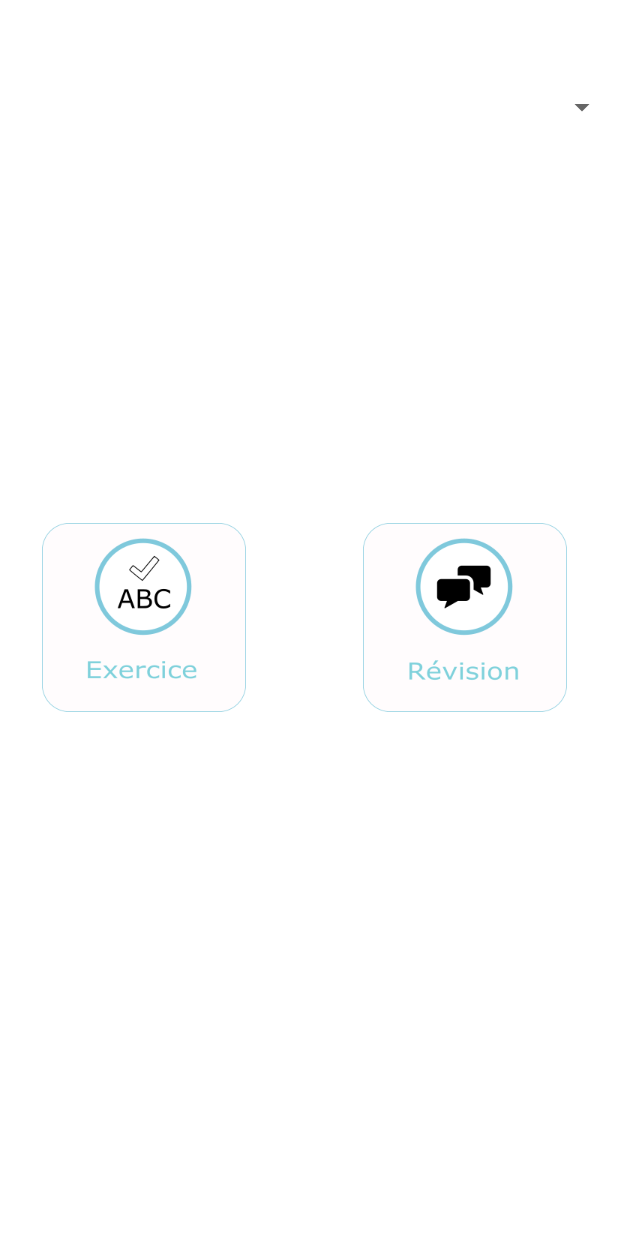
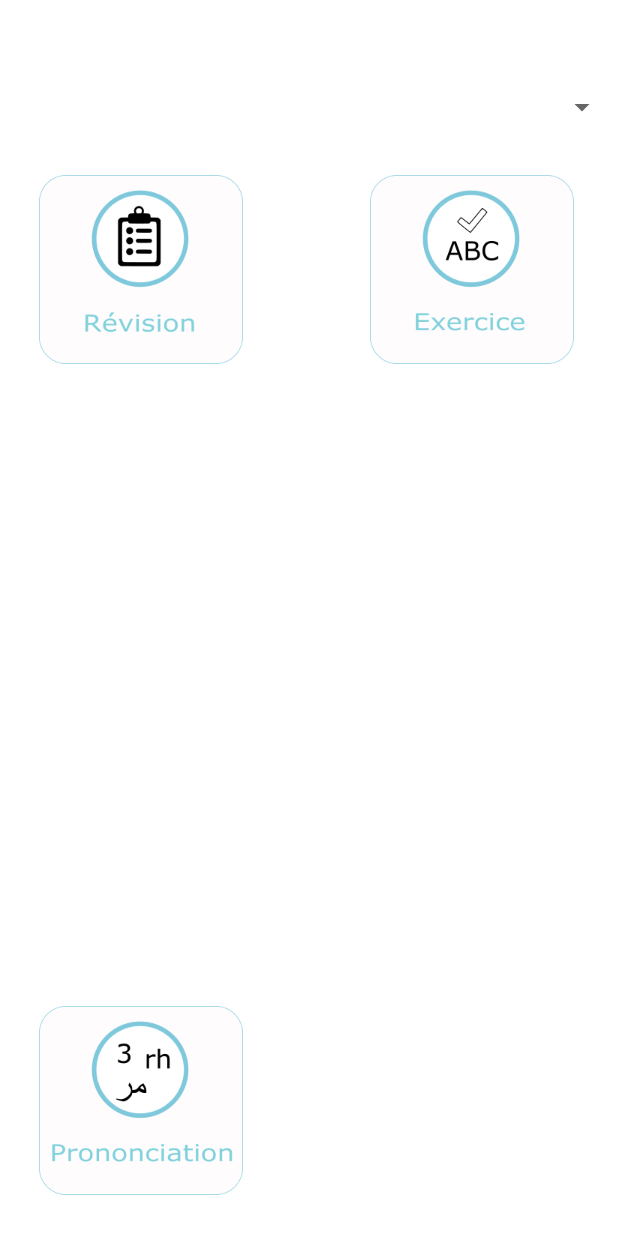
Before and after one commit to MalikPoutchinskaya/arabe_courant, an Android app: the layout fragment_choix_option_vocabulaire.xml on its own in the app's theme, with its tools: preview values and no code run, on a phone screen of 412 x 824 dp. Run offline under Robolectric (Android 15) with nearby library versions, the phone set to English and light mode, and no system bars.

Commit message:
GENERAL : V0.2 --> Toute option sur une page
User Story : Reviser via une liste
Tâches : Créer liste layout
Etat : 100%

Tâches : Alimenter liste
Etat : 100%

             ----

User Story :  Mutli option Vocabulaire
Tâches : Design des options Vocab
Etat : 100%

```diff
--- a/app/src/main/AndroidManifest.xml
+++ b/app/src/main/AndroidManifest.xml
@@ -29,6 +29,10 @@
             android:name=".Presentation.Prononciation.Prononciation_activiy">
         </activity>
 
+        <activity
+            android:name=".Presentation.Vocabulaire.ListeVocabulaire_Activity">
+        </activity>
+
 
     </application>
 
--- a/app/src/main/java/com/poutchinskaya/malik/sotunisia/Metier/GestionMot.java
+++ b/app/src/main/java/com/poutchinskaya/malik/sotunisia/Metier/GestionMot.java
@@ -255,7 +255,7 @@ public class GestionMot {
     }
 
     //Retourne la liste des mots du domaine choisie
-    private ArrayList<Mot> gettAllMotFilterByDomaine() {
+    public ArrayList<Mot> gettAllMotFilterByDomaine() {
         ArrayList<Mot> listAllMotByDomaine = new ArrayList<>();
         ArrayList<Mot> listMots = getAllMots();
 
--- a/app/src/main/res/layout/fragment_choix_option_vocabulaire.xml
+++ b/app/src/main/res/layout/fragment_choix_option_vocabulaire.xml
@@ -16,11 +16,11 @@
             android:id="@+id/imageButtonTEST_VOCAB"
             android:src="@drawable/exercice_button"
             android:background="@drawable/button_shape"
-            android:layout_marginLeft="28dp"
-            android:layout_marginStart="28dp"
-            android:layout_centerVertical="true"
-            android:layout_alignParentLeft="true"
-            android:layout_alignParentStart="true" />
+            android:layout_alignTop="@+id/imageButtonLISTE_VOCAB"
+            android:layout_alignParentRight="true"
+            android:layout_alignParentEnd="true"
+            android:layout_marginRight="29dp"
+            android:layout_marginEnd="29dp" />
 
         <ImageButton
             android:layout_width="wrap_content"
@@ -28,11 +28,12 @@
             android:id="@+id/imageButtonLISTE_VOCAB"
             android:src="@drawable/revision_button"
             android:background="@drawable/button_shape"
-            android:layout_marginRight="34dp"
-            android:layout_marginEnd="34dp"
-            android:layout_alignTop="@+id/imageButtonTEST_VOCAB"
-            android:layout_alignParentRight="true"
-            android:layout_alignParentEnd="true" />
+            android:layout_marginLeft="26dp"
+            android:layout_marginStart="26dp"
+            android:layout_below="@+id/domaine_spinner"
+            android:layout_alignParentLeft="true"
+            android:layout_alignParentStart="true"
+            android:layout_marginTop="33dp" />
 
         <Spinner
             android:id="@+id/domaine_spinner"
@@ -44,6 +45,17 @@
             android:layout_marginTop="59dp"
             />
 
+        <ImageButton
+            android:layout_width="wrap_content"
+            android:layout_height="wrap_content"
+            android:id="@+id/imageViewPrononciation"
+            android:src="@drawable/prononciation_start"
+            android:background="@drawable/button_shape"
+            android:layout_alignParentBottom="true"
+            android:layout_alignLeft="@+id/imageButtonLISTE_VOCAB"
+            android:layout_alignStart="@+id/imageButtonLISTE_VOCAB"
+            android:layout_marginBottom="27dp" />
+
 
     </RelativeLayout>
 </LinearLayout>
```
Also changed, not shown: app/src/main/java/com/poutchinskaya/malik/sotunisia/Presentation/Home/ChoixCategorieFragment.java (+16 -8 lines), app/src/main/java/com/poutchinskaya/malik/sotunisia/Presentation/Home/ChoixLanguesFragment.java (+9 -7 lines), app/src/main/java/com/poutchinskaya/malik/sotunisia/Presentation/Home/ChoixOptionVocabFragment.java (+16 -1 lines), app/src/main/java/com/poutchinskaya/malik/sotunisia/Presentation/Home/Home_activity.java (+10 -6 lines), app/src/main/java/com/poutchinskaya/malik/sotunisia/Presentation/Vocabulaire/ListeVocabulaire_Activity.java (added, +96 -0 lines), app/src/main/res/layout/activity_liste_vocab.xml (added, +61 -0 lines), app/src/main/res/layout/ligne_liste_vocab.xml (added, +39 -0 lines), app/src/main/res/drawable-xhdpi/revision_button.png.
